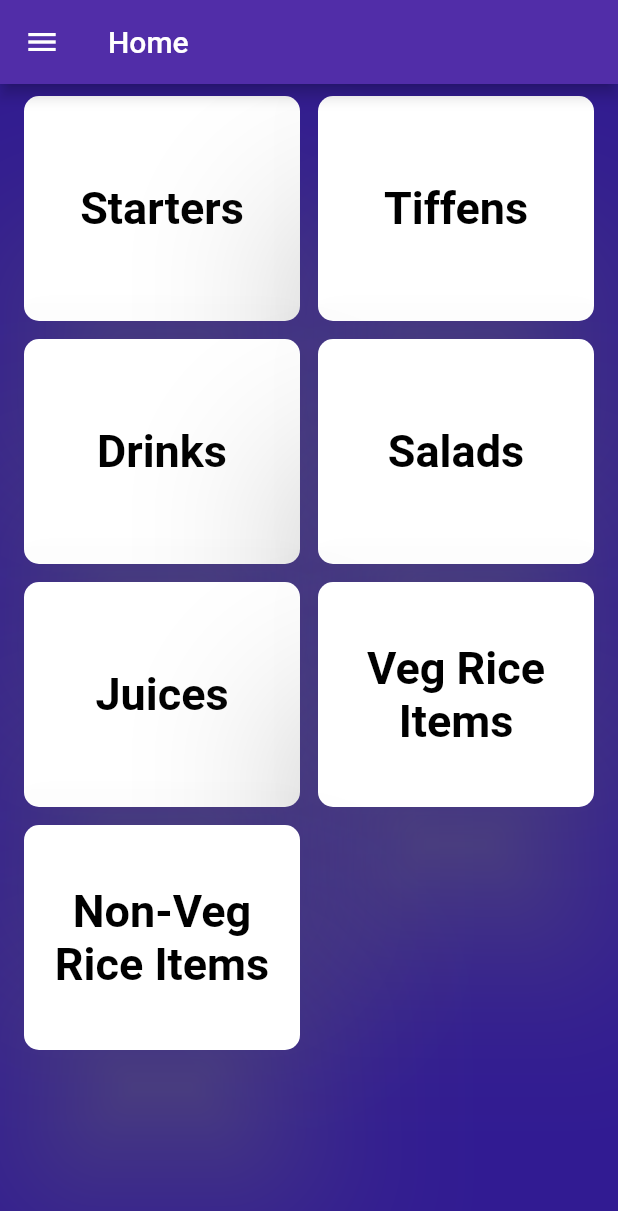
After one commit to Narendranath2/hotels_and_orders, a Flutter app: the screen it shows after launch, after a tap on "Start", on a phone screen of 412 x 824 dp. The commit adds this screen. Shown: the top 1211 px of the screen. Run offline on Flutter 3.47's test engine with Material 2 defaults, Android fonts, the light colour scheme and no system bars.

Commit message:
Initial Commit

```diff
--- /dev/null
+++ b/lib/contentScreen.dart
@@ -0,0 +1,18 @@
+import 'package:flutter/material.dart';
+
+class conmtentScreen extends StatefulWidget {
+  @override
+  _conmtentScreenState createState() => _conmtentScreenState();
+}
+
+class _conmtentScreenState extends State<conmtentScreen> {
+  @override
+  Widget build(BuildContext context) {
+    return Container(
+      color: Colors.deepPurpleAccent,
+      child: ListView(
+        children: <Widget>[],
+      ),
+    );
+  }
+}
--- /dev/null
+++ b/lib/homeScreen.dart
@@ -0,0 +1,146 @@
+import 'package:flutter/material.dart';
+import 'package:flutter_staggered_grid_view/flutter_staggered_grid_view.dart';
+
+class homeScreen extends StatefulWidget {
+  @override
+  _homeScreenState createState() => _homeScreenState();
+}
+
+class _homeScreenState extends State<homeScreen> {
+  @override
+  Widget build(BuildContext context) {
+    return Scaffold(
+      appBar: new AppBar(
+        title: Text("Home"),
+        backgroundColor: Colors.deepPurple[700],
+      ),
+      body: Container(
+        color: Colors.deepPurple[900],
+        child: StaggeredGridView.count(
+          crossAxisCount: 2,
+          crossAxisSpacing: 12,
+          mainAxisSpacing: 12,
+          padding: EdgeInsets.symmetric(vertical: 8.0, horizontal: 16.0),
+          children: <Widget>[
+            foodType("Starters"),
+            foodType("Tiffens"),
+            foodType("Drinks"),
+            foodType("Salads"),
+            foodType("Juices"),
+            foodType("Veg Rice Items"),
+            foodType("Non-Veg Rice Items"),
+          ],
+          staggeredTiles: [
+            StaggeredTile.extent(1, 150.0),
+            StaggeredTile.extent(1, 150.0),
+            StaggeredTile.extent(1, 150.0),
+            StaggeredTile.extent(1, 150.0),
+            StaggeredTile.extent(1, 150.0),
+            StaggeredTile.extent(1, 150.0),
+            StaggeredTile.extent(1, 150.0),
+          ],
+        ),
+      ),
+      drawer: new Drawer(
+        child: ListView(
+          children: <Widget>[
+            Image.asset(
+              'images/servingboy.jpg',
+            ),
+            Divider(
+              color: Colors.deepPurple[900],
+            ),
+            ListTile(
+              title: Text("Feedback",
+                  style: new TextStyle(
+                    letterSpacing: 2,
+                    color: Colors.black,
+                    fontSize: 25.0,
+                  )),
+            ),
+            Divider(
+              color: Colors.deepPurple[900],
+            ),
+            ListTile(
+              title: Text("Track Orders",
+                  style: new TextStyle(
+                    letterSpacing: 2,
+                    color: Colors.black,
+                    fontSize: 25.0,
+                  )),
+            ),
+            Divider(
+              color: Colors.deepPurple[900],
+            ),
+            ListTile(
+              title: Text("Bag",
+                  style: new TextStyle(
+                    letterSpacing: 2,
+                    color: Colors.black,
+                    fontSize: 25.0,
+                  )),
+            ),
+            Divider(
+              color: Colors.deepPurple[900],
+            ),
+            ListTile(
+              title: Text("Special Offers",
+                  style: new TextStyle(
+                    letterSpacing: 2,
+                    color: Colors.black,
+                    fontSize: 25.0,
+                  )),
+            ),
+            Divider(
+              color: Colors.deepPurple[900],
+            ),
+            ListTile(
+              title: Text("Register Complaint",
+                  style: new TextStyle(
+                    letterSpacing: 2,
+                    color: Colors.black,
+                    fontSize: 25.0,
+                  )),
+            ),
+          ],
+        ),
+      ),
+    );
+  }
+
+  Container foodType(String type) {
+    return Container(
+      child: GestureDetector(
+        onTap: () {
+          print("You tapped  $type");
+        },
+        child: Material(
+          borderRadius: BorderRadius.circular(10.0),
+          elevation: 50.0,
+          color: Colors.white,
+          shadowColor: Colors.grey,
+          child: Center(
+            child: Padding(
+              padding: const EdgeInsets.all(8.0),
+              child: Column(
+                mainAxisAlignment: MainAxisAlignment.center,
+                children: <Widget>[
+                  Container(
+                      child: Text(
+                    type,
+                    textAlign: TextAlign.center,
+                    style: TextStyle(
+                      color: Colors.black,
+                      fontSize: 30,
+                      fontWeight: FontWeight.bold,
+                    ),
+                  )),
+                ],
+              ),
+            ),
+          ),
+        ),
+      ),
+    );
+  }
+}
--- a/lib/main.dart
+++ b/lib/main.dart
@@ -1,4 +1,5 @@
 import 'package:flutter/material.dart';
+import 'package:hotels_and_orders/homeScreen.dart';
 
 void main() {
   runApp(new MyApp());
@@ -38,7 +39,12 @@ class startPage extends StatelessWidget {
               Container(
                 height: 80.0,
               ),
-              Card(
+              GestureDetector(
+                onTap: () {
+                  Navigator.push(context,
+                      MaterialPageRoute(builder: (context) => homeScreen()));
+                },
+                child: Card(
                   color: Colors.yellow[600],
                   child: Container(
                     padding:
@@ -50,6 +56,7 @@ class startPage extends StatelessWidget {
                             fontWeight: FontWeight.bold)),
                   ),
                 ),
+              )
             ],
           ),
         ));
--- a/pubspec.yaml
+++ b/pubspec.yaml
@@ -15,6 +15,7 @@ environment:
 dependencies:
   flutter:
     sdk: flutter
+  flutter_staggered_grid_view: "^0.2.5"
 
   # The following adds the Cupertino Icons font to your application.
   # Use with the CupertinoIcons class for iOS style icons.
@@ -38,6 +39,10 @@ flutter:
 
   assets:
     - images/plate_icon.png
+    - images/hotel.jpg
+    - images/hotelsign.jpg
+    - images/servingboy.jpg
+
 
 
   # To add assets to your application, add an assets section, like this:
```
Also changed, not shown: images/hotel.jpg (added), images/hotelsign.jpg (added), images/servingboy.jpg (added). Lines whose indentation alone changed are shown as unchanged.
